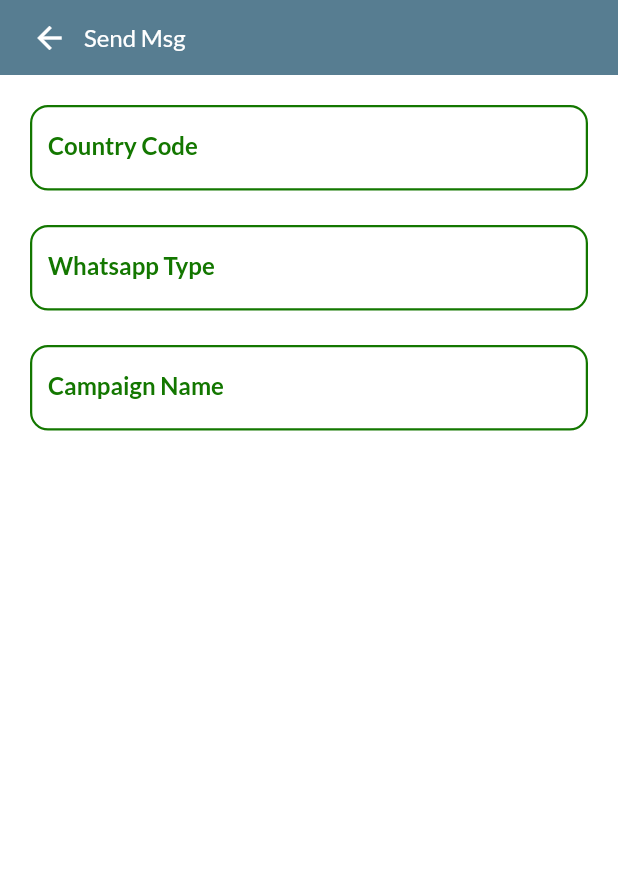
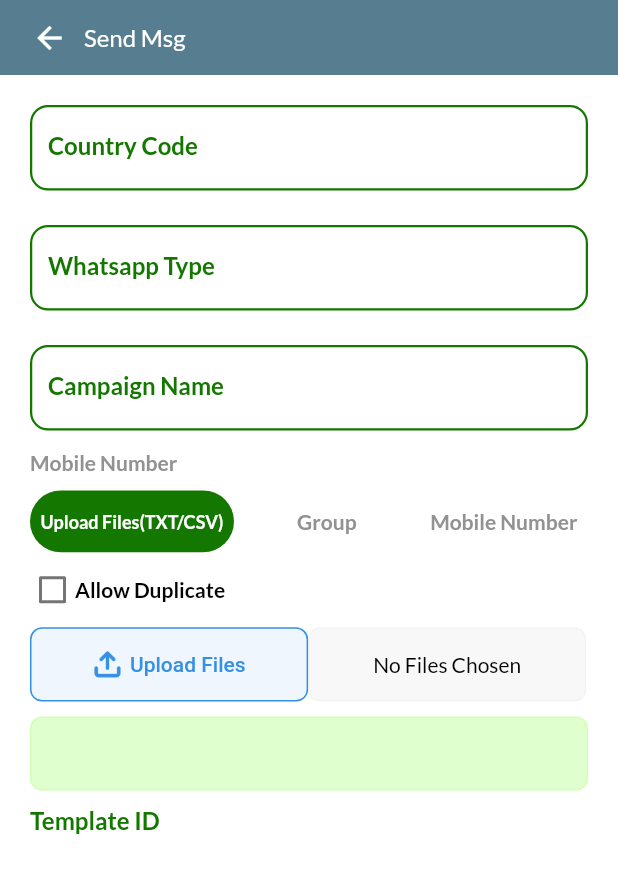
Before and after one commit to SIMRAHUSAIN/bizzbot, a Flutter app: the SendMsgMainScreen screen opened directly, on a phone screen of 412 x 824 dp. Shown: the top 873 px of the screen. Run offline on Flutter 3.47's test engine with Material 2 defaults, Android fonts, the light colour scheme and no system bars; our stand-ins replace camera, equatable, file_picker, fl_chart, flutter_bloc, open_file and 3 more; missing offline and left inert: audio_waveforms, flutter_downloader, flutter_img, platform_device_id; accounts and stored records are empty.

Commit message:
send msg ui

```diff
--- a/lib/features/send_msg/send_msg_main.dart
+++ b/lib/features/send_msg/send_msg_main.dart
@@ -1,4 +1,5 @@
 import 'package:flutter/material.dart';
+import 'package:mim_whatsup/utils/assets.dart';
 import 'package:mim_whatsup/utils/colors.dart';
 import 'package:mim_whatsup/utils/strings.dart';
 import 'package:mim_whatsup/utils/textstyle.dart';
@@ -48,19 +49,169 @@
       children: [
         _getCountryCodeTxtFld(),
         _getWhtsAppTypTxtFld(),
-        _getCmpgnNmTxtFld()
+        _getCmpgnNmTxtFld(),
+        _getMobNumRow(),
+        _getDuplicate(),
+        _getUploadFileRow(),
+        _getLinkRow(),
+        _tempIdDrpdwn()
       ],
     );
   }
 
+  _getLinkRow() {
+    return Container(
+      height: MediaQuery.of(context).size.height * 0.06,
+      padding: const EdgeInsets.symmetric(horizontal: 15, vertical: 1),
+      decoration: BoxDecoration(
+        color: cC2FFA0.withOpacity(0.5),
+        borderRadius: const BorderRadius.all(Radius.circular(8)),
+        border: Border.all(
+          color: cC2FFA0.withOpacity(0.5),
+        ),
+      ),
+      // child: Row(
+      //   children: [
+      //     // Container(
+      //     //   child: Text(
+      //     //     'https://'
+      //     //   ),
+      //     // ),
+      //   ],
+      // ),
+    );
+  }
+
+  _tempIdDrpdwn() {
+    return Container(
+      margin: const EdgeInsets.only(top: 10, bottom: 10),
+      child: Row(
+        children: [
+          Text(
+            'Template ID',
+            style: TextStyles.s16_w700_c137700
+          ),
+        ],
+      ),
+    );
+  }
+
+  _getUploadFileRow() {
+    return Container(
+      margin: const EdgeInsets.only(top: 10, bottom: 10),
+      child: Row(
+        // mainAxisAlignment: MainAxisAlignment.center,
+        children: [
+          _cmnRectangularActnBtn(
+            true,
+            () { },
+            'Upload Files'
+          ),
+          _cmnRectangularActnBtn(
+            false,
+            () { },
+            'No Files Chosen'
+          )
+        ],
+      ),
+    );
+  }
+
   _getMobNumRow() {
-    return Row(
+    return Column(
+      crossAxisAlignment: CrossAxisAlignment.start,
       children: [
         Text(
           Strings.mobNum,
-          style: TextStyles.s12_w500_c939292_lato,
+          style: TextStyles.s14_w500_c939292_lato,
+        ),
+        const SizedBox(
+          height: 10,
+        ),
+        Row(
+          mainAxisAlignment: MainAxisAlignment.spaceBetween,
+          children: [
+            _cmnCircularActnBtn(
+              true,
+              () {},
+              'Upload Files(TXT/CSV)'
+            ),
+            _cmnCircularActnBtn(
+              false,
+              () {},
+              'Group'
+            ),
+            _cmnCircularActnBtn(
+              false,
+              () {},
+              'Mobile Number'
+            ),
+          ]
+        ),
+        const SizedBox(
+          height: 10,
         ),
       ],
+    );
+  }
+
+  _cmnCircularActnBtn(bool isTapped, void Function()? onTap, String title) {
+    return InkWell(
+      onTap: onTap,
+      child: Container(
+        height: MediaQuery.of(context).size.height * 0.05,
+        padding: const EdgeInsets.symmetric(horizontal: 7, vertical: 1),
+        decoration: BoxDecoration(
+          color: isTapped ? c137700 : cFFFFFF,
+          borderRadius: const BorderRadius.all(Radius.circular(25)),
+        ),
+        child: Center(
+          child: Text(
+            title,
+            style: isTapped ? TextStyles.s12_w400_cFFFFFF : TextStyles.s14_w500_c939292_lato,
+          ),
+        ),
+      ),
+    );
+  }
+
+  _cmnRectangularActnBtn(bool isTapped, void Function()? onTap, String title) {
+    return InkWell(
+      onTap: onTap,
+      child: Container(
+        height: MediaQuery.of(context).size.height * 0.06,
+        width: MediaQuery.of(context).size.height * 0.225,
+        padding: const EdgeInsets.symmetric(horizontal: 15, vertical: 1),
+        decoration: BoxDecoration(
+          color: isTapped ? c3690E3.withOpacity(0.08) : cE2DEDE.withOpacity(0.2),
+          borderRadius: const BorderRadius.all(Radius.circular(8)),
+          border: Border.all(
+            color: isTapped ? c3690E3 : cE2DEDE.withOpacity(0.2),
+          )
+        ),
+        child: Center(
+          child: Row(
+            mainAxisAlignment: MainAxisAlignment.center,
+            children: [
+              title == 'Upload Files'
+              ? SizedBox(
+                width: 20,
+                height: 20,
+                child: Image.asset(
+                  ImageAssets.uploadPng,
+                  fit: BoxFit.fill,
+                ),
+              ) : const SizedBox.shrink(),
+              title == 'Upload Files'
+              ? const SizedBox(width: 5) : const SizedBox.shrink(),
+              Text(
+                title,
+                style: isTapped ? TextStyles.s14_w500_c3690E3 : TextStyles.s14_w500_c000000,
+              ),
+            ],
+          ),
+        ),
+      ),
     );
   }
 
@@ -190,4 +341,24 @@
       ),
     );
   }
+
+  _getDuplicate() {
+    return Row(
+      children: [
+        SizedBox(
+          height: 30,
+          width: 30,
+          child: Checkbox(
+            onChanged: (newValue) {},
+            value: false,
+            activeColor: c137700,
+          ),
+        ),
+        Text(
+          'Allow Duplicate',
+          style: TextStyles.s14_w600_c000000,
+        ),
+      ],
+    );
+  }
 }
--- a/lib/features/user_chat/screen/user_chat_list.dart
+++ b/lib/features/user_chat/screen/user_chat_list.dart
@@ -1,7 +1,4 @@
 import 'package:flutter/material.dart';
-import 'package:flutter_bloc/flutter_bloc.dart';
-import 'package:mim_whatsup/features/individual_chat/bloc/bloc.dart';
-import 'package:mim_whatsup/features/individual_chat/repo/repo.dart';
 import 'package:mim_whatsup/features/user_chat/model/user_chat_model.dart';
 import 'package:mim_whatsup/features/individual_chat/screen/individual_chatting_screen.dart';
 import 'package:mim_whatsup/utils/strings.dart';
@@ -18,7 +15,6 @@
 class _UserChatListState extends State<UserChatList> {
   @override
   Widget build(BuildContext context) {
-    print("YOY " + (widget.userChatModel.data?[0].contact??""));
     return Container(
       color: Colors.white,
       child: widget.userChatModel.data!.isEmpty?const Center(
--- a/lib/features/user_chat/screen/user_chat_listing_screen.dart
+++ b/lib/features/user_chat/screen/user_chat_listing_screen.dart
@@ -1,6 +1,5 @@
 // ignore_for_file: prefer_final_fields
 
-import 'dart:async';
 import 'package:flutter/material.dart';
 import 'package:flutter_bloc/flutter_bloc.dart';
 import 'package:mim_whatsup/features/user_chat/bloc/bloc.dart';
@@ -150,7 +149,6 @@
           data: tempDataModel!.data!.where((data) =>
               data.contact!.toLowerCase().contains(searchText.toLowerCase())).toList(),
         );
-        print("KAMA " + userChatModel!.data![0].contact.toString());
       } else {
         userChatModel = unfilteredChatModel;
       }
@@ -170,7 +168,6 @@
               searchController: _searchController,
               barWidth: MediaQuery.of(context).size.width * 0.5,
               onChanged: (text) {
-                print("RAHUL " + text);
                 _filterChatList(text);
               },
             ),
--- a/lib/utils/assets.dart
+++ b/lib/utils/assets.dart
@@ -19,4 +19,5 @@
   static const String sortIcon = 'assets/sort.png';
   static const String logOutIcon = 'assets/logout.png';
   static const String mimLogo = 'assets/mim_logo.png';
+  static const String uploadPng = 'assets/upload.png';
 }
--- a/lib/utils/colors.dart
+++ b/lib/utils/colors.dart
@@ -30,3 +30,6 @@
 const cDEE2E6 = Color(0xffDEE2E6);
 const c374A5E = Color(0xff374A5E);
 const c2488B4 = Color(0xff2488B4);
+const c3690E3 = Color(0xff3690E3);
+const cE2DEDE = Color(0xffE2DEDE);
+const cC2FFA0 = Color(0xffC2FFA0);
--- a/lib/utils/textstyle.dart
+++ b/lib/utils/textstyle.dart
@@ -129,6 +129,13 @@
     fontFamily: 'Lato',
   );
 
+  static var s12_w400_cFFFFFF = const TextStyle(
+    fontWeight: FontWeight.bold,
+    fontSize: 12,
+    color: cFFFFFF,
+    fontFamily: 'Lato',
+  );
+
   static var s20_w400_cA8A3A3 = const TextStyle(
     fontWeight: FontWeight.w400,
     fontSize: 20,
@@ -175,6 +182,13 @@
     fontFamily: 'Lato',
   );
 
+  static var s14_w500_c939292_lato = const TextStyle(
+    fontWeight: FontWeight.w600,
+    fontSize: 14,
+    color: c939292,
+    fontFamily: 'Lato',
+  );
+
   static var s12_w700_c000000_lato = const TextStyle(
     fontWeight: FontWeight.w700,
     fontSize: 12,
@@ -190,6 +204,12 @@
 
   static var s14_w500_c374A5E = const TextStyle(
     color: c374A5E,
+    fontWeight: FontWeight.w500,
+    fontSize: 14,
+  );
+
+  static var s14_w500_c3690E3 = const TextStyle(
+    color: c3690E3,
     fontWeight: FontWeight.w500,
     fontSize: 14,
   );
```
Also changed, not shown: assets/upload.png (added).
